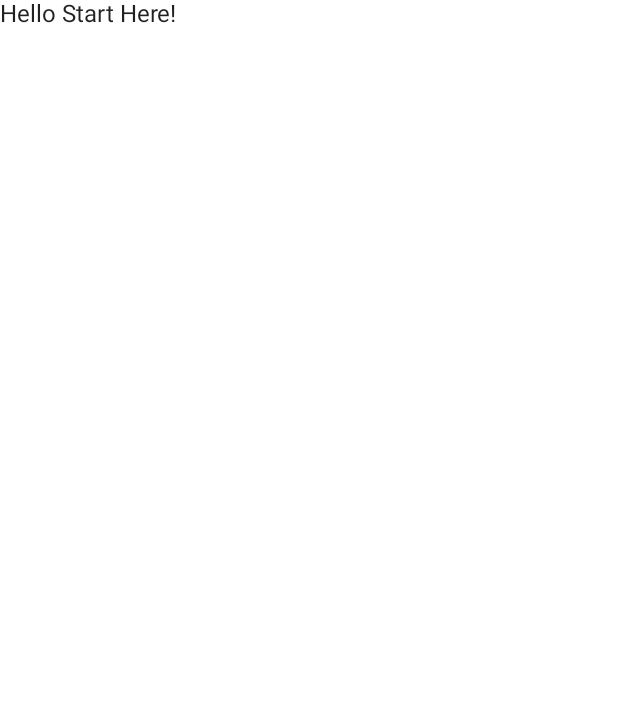
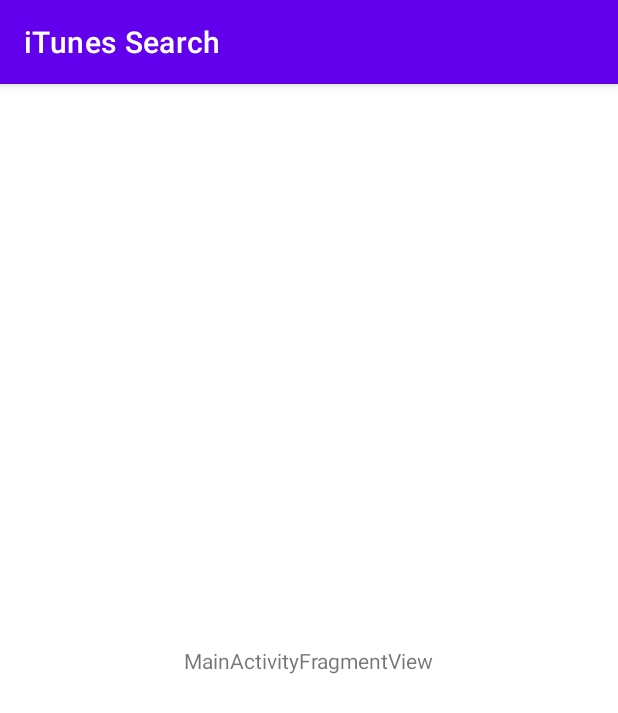
Before and after one commit to Angel-Studios/android-interview-search, an Android app built with Jetpack Compose: the screen it shows after launch (MainActivity before the commit, MainActivityFragment after it), on a phone screen of 412 x 824 dp. Before the commit the part shown is almost empty. Shown: the top 713 px of the screen. Run offline under Robolectric (Android 15) with nearby library versions, the phone set to English and light mode, and no system bars.

Commit message:
add fragment activity alt make default

```diff
--- a/app/build.gradle
+++ b/app/build.gradle
@@ -66,6 +66,9 @@ dependencies {
     implementation "androidx.compose.ui:ui-tooling-preview:$compose_version"
     implementation 'androidx.lifecycle:lifecycle-runtime-ktx:2.4.1'
     implementation 'androidx.activity:activity-compose:1.4.0'
+    implementation 'androidx.constraintlayout:constraintlayout:2.1.3'
+    implementation 'androidx.lifecycle:lifecycle-livedata-ktx:2.4.1'
+    implementation 'androidx.lifecycle:lifecycle-viewmodel-ktx:2.4.1'
     testImplementation 'junit:junit:4.13.2'
     androidTestImplementation 'androidx.test.ext:junit:1.1.3'
     androidTestImplementation 'androidx.test.espresso:espresso-core:3.4.0'
--- a/app/src/main/AndroidManifest.xml
+++ b/app/src/main/AndroidManifest.xml
@@ -10,16 +10,25 @@
         android:supportsRtl="true"
         android:theme="@style/Theme.ITunesSearch">
         <activity
-            android:name=".MainActivity"
-            android:exported="true"
-            android:label="@string/app_name"
-            android:theme="@style/Theme.ITunesSearch.NoActionBar">
+            android:name=".fragment.MainActivityFragment"
+            android:exported="true">
             <intent-filter>
                 <action android:name="android.intent.action.MAIN" />
 
                 <category android:name="android.intent.category.LAUNCHER" />
             </intent-filter>
         </activity>
+<!--        <activity-->
+<!--            android:name=".compose.MainActivityCompose"-->
+<!--            android:exported="true"-->
+<!--            android:label="@string/app_name"-->
+<!--            android:theme="@style/Theme.ITunesSearch.NoActionBar">-->
+<!--            <intent-filter>-->
+<!--                <action android:name="android.intent.action.MAIN" />-->
+
+<!--                <category android:name="android.intent.category.LAUNCHER" />-->
+<!--            </intent-filter>-->
+<!--        </activity>-->
     </application>
 
 </manifest>
--- a/app/src/main/java/com/angel/itunessearch/MainActivity.kt
+++ b/app/src/main/java/com/angel/itunessearch/compose/MainActivityCompose.kt
@@ -1,4 +1,4 @@
-package com.angel.itunessearch
+package com.angel.itunessearch.compose
 
 import android.os.Bundle
 import androidx.activity.ComponentActivity
@@ -9,9 +9,9 @@ import androidx.compose.material.Surface
 import androidx.compose.material.Text
 import androidx.compose.runtime.Composable
 import androidx.compose.ui.tooling.preview.Preview
-import com.angel.itunessearch.ui.theme.ITunesSearchTheme
+import com.angel.itunessearch.compose.theme.ITunesSearchTheme
 
-class MainActivity : ComponentActivity() {
+class MainActivityCompose : ComponentActivity() {
     override fun onCreate(savedInstanceState: Bundle?) {
         super.onCreate(savedInstanceState)
 
--- a/app/src/main/java/com/angel/itunessearch/SearchViewModel.kt
+++ b/app/src/main/java/com/angel/itunessearch/compose/SearchViewModel.kt
@@ -1,4 +1,4 @@
-package com.angel.itunessearch
+package com.angel.itunessearch.compose
 
 import androidx.lifecycle.ViewModel
 
--- a/app/src/main/java/com/angel/itunessearch/ui/theme/Color.kt
+++ b/app/src/main/java/com/angel/itunessearch/compose/theme/Color.kt
@@ -1,4 +1,4 @@
-package com.angel.itunessearch.ui.theme
+package com.angel.itunessearch.compose.theme
 
 import androidx.compose.ui.graphics.Color
 
--- a/app/src/main/java/com/angel/itunessearch/ui/theme/Shape.kt
+++ b/app/src/main/java/com/angel/itunessearch/compose/theme/Shape.kt
@@ -1,4 +1,4 @@
-package com.angel.itunessearch.ui.theme
+package com.angel.itunessearch.compose.theme
 
 import androidx.compose.foundation.shape.RoundedCornerShape
 import androidx.compose.material.Shapes
--- a/app/src/main/java/com/angel/itunessearch/ui/theme/Theme.kt
+++ b/app/src/main/java/com/angel/itunessearch/compose/theme/Theme.kt
@@ -1,4 +1,4 @@
-package com.angel.itunessearch.ui.theme
+package com.angel.itunessearch.compose.theme
 
 import androidx.compose.foundation.isSystemInDarkTheme
 import androidx.compose.material.MaterialTheme
--- a/app/src/main/java/com/angel/itunessearch/ui/theme/Type.kt
+++ b/app/src/main/java/com/angel/itunessearch/compose/theme/Type.kt
@@ -1,4 +1,4 @@
-package com.angel.itunessearch.ui.theme
+package com.angel.itunessearch.compose.theme
 
 import androidx.compose.material.Typography
 import androidx.compose.ui.text.TextStyle
--- /dev/null
+++ b/app/src/main/java/com/angel/itunessearch/fragment/MainActivityFragment.kt
@@ -0,0 +1,18 @@
+package com.angel.itunessearch.fragment
+
+import androidx.appcompat.app.AppCompatActivity
+import android.os.Bundle
+import com.angel.itunessearch.R
+
+class MainActivityFragment : AppCompatActivity() {
+
+    override fun onCreate(savedInstanceState: Bundle?) {
+        super.onCreate(savedInstanceState)
+        setContentView(R.layout.activity_main_activity)
+        if (savedInstanceState == null) {
+            supportFragmentManager.beginTransaction()
+                .replace(R.id.container, MainActivityFragmentView.newInstance())
+                .commitNow()
+        }
+    }
+}
--- /dev/null
+++ b/app/src/main/java/com/angel/itunessearch/fragment/MainActivityFragmentView.kt
@@ -0,0 +1,32 @@
+package com.angel.itunessearch.fragment
+
+import androidx.lifecycle.ViewModelProvider
+import android.os.Bundle
+import androidx.fragment.app.Fragment
+import android.view.LayoutInflater
+import android.view.View
+import android.view.ViewGroup
+import com.angel.itunessearch.R
+
+class MainActivityFragmentView : Fragment() {
+
+    companion object {
+        fun newInstance() = MainActivityFragmentView()
+    }
+
+    private lateinit var viewModel: MainActivityFragmentViewModel
+
+    override fun onCreateView(
+        inflater: LayoutInflater, container: ViewGroup?,
+        savedInstanceState: Bundle?
+    ): View {
+        return inflater.inflate(R.layout.fragment_main_activity_fragment_view, container, false)
+    }
+
+    override fun onActivityCreated(savedInstanceState: Bundle?) {
+        super.onActivityCreated(savedInstanceState)
+        viewModel = ViewModelProvider(this).get(MainActivityFragmentViewModel::class.java)
+        // TODO: Use the ViewModel
+    }
+
+}
--- /dev/null
+++ b/app/src/main/java/com/angel/itunessearch/fragment/MainActivityFragmentViewModel.kt
@@ -0,0 +1,7 @@
+package com.angel.itunessearch.fragment
+
+import androidx.lifecycle.ViewModel
+
+class MainActivityFragmentViewModel : ViewModel() {
+    // TODO: Implement the ViewModel
+}
--- /dev/null
+++ b/app/src/main/res/layout/activity_main_activity.xml
@@ -0,0 +1,7 @@
+<?xml version="1.0" encoding="utf-8"?>
+<FrameLayout xmlns:android="http://schemas.android.com/apk/res/android"
+    xmlns:tools="http://schemas.android.com/tools"
+    android:id="@+id/container"
+    android:layout_width="match_parent"
+    android:layout_height="match_parent"
+    tools:context=".fragment.MainActivityFragment" />
--- /dev/null
+++ b/app/src/main/res/layout/fragment_main_activity_fragment_view.xml
@@ -0,0 +1,20 @@
+<?xml version="1.0" encoding="utf-8"?>
+<androidx.constraintlayout.widget.ConstraintLayout xmlns:android="http://schemas.android.com/apk/res/android"
+    xmlns:app="http://schemas.android.com/apk/res-auto"
+    xmlns:tools="http://schemas.android.com/tools"
+    android:id="@+id/main_activity_fragment_view"
+    android:layout_width="match_parent"
+    android:layout_height="match_parent"
+    tools:context=".fragment.MainActivityFragmentView">
+
+    <TextView
+        android:id="@+id/message"
+        android:layout_width="wrap_content"
+        android:layout_height="wrap_content"
+        android:text="MainActivityFragmentView"
+        app:layout_constraintBottom_toBottomOf="parent"
+        app:layout_constraintEnd_toEndOf="parent"
+        app:layout_constraintStart_toStartOf="parent"
+        app:layout_constraintTop_toTopOf="parent" />
+
+</androidx.constraintlayout.widget.ConstraintLayout>
--- a/build.gradle
+++ b/build.gradle
@@ -9,7 +9,7 @@ buildscript {
     }
     dependencies {
         classpath "com.android.tools.build:gradle:7.0.4"
-        classpath "org.jetbrains.kotlin:kotlin-gradle-plugin:1.6.10"
+        classpath 'org.jetbrains.kotlin:kotlin-gradle-plugin:1.6.10'
 
         // NOTE: Do not place your application dependencies here; they belong
         // in the individual module build.gradle files
```
